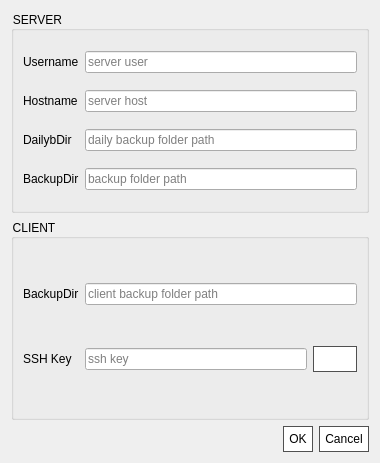
Before: the Qt Designer form src/configdialog.ui in aeternesatiatus/SafeSync, drawn with Qt 5.
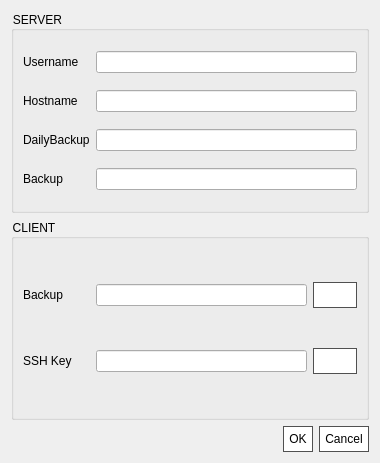
After: the same form once the commit is applied. Icons and pictures are not drawn.

Commit message: Added search icons for client backup and ssh key paths

Patch:
```diff
--- a/src/configdialog.ui
+++ b/src/configdialog.ui
@@ -41,6 +41,83 @@
 }</string>
   </property>
   <layout class="QGridLayout" name="gridLayout_5">
+   <item row="2" column="0">
+    <widget class="QGroupBox" name="groupBox_5">
+     <property name="title">
+      <string>CLIENT</string>
+     </property>
+     <layout class="QGridLayout" name="gridLayout_6">
+      <item row="1" column="0">
+       <widget class="QLabel" name="userLabel_3">
+        <property name="text">
+         <string>Backup</string>
+        </property>
+        <property name="alignment">
+         <set>Qt::AlignLeading|Qt::AlignLeft|Qt::AlignVCenter</set>
+        </property>
+       </widget>
+      </item>
+      <item row="2" column="0">
+       <widget class="QLabel" name="label_3">
+        <property name="text">
+         <string>SSH Key</string>
+        </property>
+       </widget>
+      </item>
+      <item row="1" column="2" colspan="3">
+       <widget class="QLineEdit" name="clientBackupLine">
+        <property name="alignment">
+         <set>Qt::AlignLeading|Qt::AlignLeft|Qt::AlignVCenter</set>
+        </property>
+        <property name="placeholderText">
+         <string/>
+        </property>
+       </widget>
+      </item>
+      <item row="1" column="5">
+       <widget class="QPushButton" name="searchBackupButton">
+        <property name="sizePolicy">
+         <sizepolicy hsizetype="Fixed" vsizetype="Fixed">
+          <horstretch>0</horstretch>
+          <verstretch>0</verstretch>
+         </sizepolicy>
+        </property>
+        <property name="text">
+         <string/>
+        </property>
+        <property name="icon">
+         <iconset resource="resources.qrc">
+          <normaloff>:/qss_icons/rc/search_icon.png</normaloff>:/qss_icons/rc/search_icon.png</iconset>
+        </property>
+       </widget>
+      </item>
+      <item row="2" column="5">
+       <widget class="QPushButton" name="searchSSHButton">
+        <property name="text">
+         <string/>
+        </property>
+        <property name="icon">
+         <iconset resource="resources.qrc">
+          <normaloff>:/qss_icons/rc/search_icon.png</normaloff>:/qss_icons/rc/search_icon.png</iconset>
+        </property>
+        <property name="iconSize">
+         <size>
+          <width>16</width>
+          <height>16</height>
+         </size>
+        </property>
+       </widget>
+      </item>
+      <item row="2" column="2" colspan="3">
+       <widget class="QLineEdit" name="clientKeyLine">
+        <property name="placeholderText">
+         <string/>
+        </property>
+       </widget>
+      </item>
+     </layout>
+    </widget>
+   </item>
    <item row="0" column="0">
     <widget class="QGroupBox" name="groupBox">
      <property name="title">
@@ -66,7 +143,7 @@
          <set>Qt::AlignLeading|Qt::AlignLeft|Qt::AlignVCenter</set>
         </property>
         <property name="placeholderText">
-         <string>daily backup folder path</string>
+         <string/>
         </property>
        </widget>
       </item>
@@ -76,7 +153,7 @@
          <set>Qt::AlignLeading|Qt::AlignLeft|Qt::AlignVCenter</set>
         </property>
         <property name="placeholderText">
-         <string>server host</string>
+         <string/>
         </property>
        </widget>
       </item>
@@ -93,7 +170,7 @@
       <item row="8" column="0">
        <widget class="QLabel" name="hostLabel_2">
         <property name="text">
-         <string>DailybDir</string>
+         <string>DailyBackup</string>
         </property>
         <property name="alignment">
          <set>Qt::AlignLeading|Qt::AlignLeft|Qt::AlignVCenter</set>
@@ -106,7 +183,7 @@
          <set>Qt::AlignLeading|Qt::AlignLeft|Qt::AlignVCenter</set>
         </property>
         <property name="placeholderText">
-         <string>server user</string>
+         <string/>
         </property>
        </widget>
       </item>
@@ -116,68 +193,14 @@
          <set>Qt::AlignLeading|Qt::AlignLeft|Qt::AlignVCenter</set>
         </property>
         <property name="placeholderText">
-         <string>backup folder path</string>
+         <string/>
         </property>
        </widget>
       </item>
       <item row="9" column="0">
        <widget class="QLabel" name="label_2">
         <property name="text">
-         <string>BackupDir</string>
-        </property>
-       </widget>
-      </item>
-     </layout>
-    </widget>
-   </item>
-   <item row="2" column="0">
-    <widget class="QGroupBox" name="groupBox_5">
-     <property name="title">
-      <string>CLIENT</string>
-     </property>
-     <layout class="QGridLayout" name="gridLayout_6">
-      <item row="1" column="0">
-       <widget class="QLabel" name="userLabel_3">
-        <property name="text">
-         <string>BackupDir</string>
-        </property>
-        <property name="alignment">
-         <set>Qt::AlignLeading|Qt::AlignLeft|Qt::AlignVCenter</set>
-        </property>
-       </widget>
-      </item>
-      <item row="2" column="3">
-       <widget class="QPushButton" name="searchButton">
-        <property name="text">
-         <string/>
-        </property>
-        <property name="icon">
-         <iconset resource="resources.qrc">
-          <normaloff>:/cpp/safesync/rc/search_icon.png</normaloff>:/cpp/safesync/rc/search_icon.png</iconset>
-        </property>
-       </widget>
-      </item>
-      <item row="1" column="2" colspan="2">
-       <widget class="QLineEdit" name="clientBackupLine">
-        <property name="alignment">
-         <set>Qt::AlignLeading|Qt::AlignLeft|Qt::AlignVCenter</set>
-        </property>
-        <property name="placeholderText">
-         <string>client backup folder path</string>
-        </property>
-       </widget>
-      </item>
-      <item row="2" column="0">
-       <widget class="QLabel" name="label_3">
-        <property name="text">
-         <string>SSH Key</string>
-        </property>
-       </widget>
-      </item>
-      <item row="2" column="2">
-       <widget class="QLineEdit" name="clientKeyLine">
-        <property name="placeholderText">
-         <string>ssh key</string>
+         <string>Backup</string>
         </property>
        </widget>
       </item>
```
The commit also changes 22 other files.
